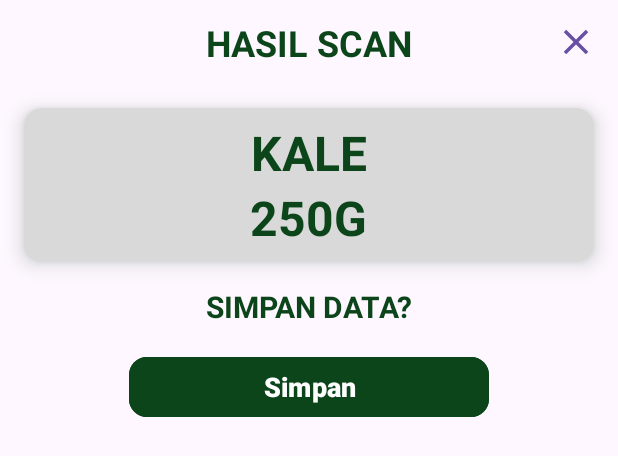
After one commit to LokaFresh-Inventory/InventoryApp, an Android app: the layout take_photo_alert.xml on its own in the app's theme, with its tools: preview values and no code run, on a phone screen of 412 x 824 dp. The commit adds this screen. Shown: the top 456 px of the screen. Run offline under Robolectric (Android 15) with nearby library versions, the phone set to English and light mode, and no system bars.

Commit message:
feat(camera): add Alert Dialog to confirm photo scanning result

```diff
--- a/app/src/main/java/com/lokatani/lokafreshinventory/ui/scan/ScanActivity.kt
+++ b/app/src/main/java/com/lokatani/lokafreshinventory/ui/scan/ScanActivity.kt
@@ -5,6 +5,7 @@ import android.content.pm.PackageManager
 import android.os.Build
 import android.os.Bundle
 import android.util.Log
+import android.view.View
 import android.view.WindowInsets
 import android.view.WindowManager
 import android.widget.Toast
@@ -17,6 +18,9 @@ import androidx.camera.core.resolutionselector.ResolutionSelector
 import androidx.camera.lifecycle.ProcessCameraProvider
 import androidx.core.app.ActivityCompat
 import androidx.core.content.ContextCompat
+import com.google.android.material.button.MaterialButton
+import com.google.android.material.dialog.MaterialAlertDialogBuilder
+import com.lokatani.lokafreshinventory.R
 import com.lokatani.lokafreshinventory.databinding.ActivityScanBinding
 import com.lokatani.lokafreshinventory.helper.ImageClassifierHelper
 import org.tensorflow.lite.task.vision.classifier.Classifications
@@ -37,6 +41,25 @@ class ScanActivity : AppCompatActivity() {
             != PackageManager.PERMISSION_GRANTED
         ) {
             ActivityCompat.requestPermissions(this, arrayOf(Manifest.permission.CAMERA), 100)
+        }
+
+        binding.btnPhoto.setOnClickListener {
+            val view = View.inflate(this, R.layout.take_photo_alert, null)
+            val resultDialog = MaterialAlertDialogBuilder(this)
+                .setView(view)
+                .setCancelable(false)
+
+            val dialog = resultDialog.show()
+
+            val closeButton = view.findViewById<MaterialButton>(R.id.btn_close)
+            closeButton.setOnClickListener {
+                dialog.dismiss()
+            }
+
+            val buttonSave = view.findViewById<MaterialButton>(R.id.btn_save)
+            buttonSave.setOnClickListener {
+                TODO()
+            }
         }
     }
 
--- /dev/null
+++ b/app/src/main/res/drawable/baseline_close_24.xml
@@ -0,0 +1,12 @@
+<vector xmlns:android="http://schemas.android.com/apk/res/android"
+    android:width="24dp"
+    android:height="24dp"
+    android:tint="#000000"
+    android:viewportWidth="24"
+    android:viewportHeight="24">
+
+    <path
+        android:fillColor="@android:color/white"
+        android:pathData="M19,6.41L17.59,5 12,10.59 6.41,5 5,6.41 10.59,12 5,17.59 6.41,19 12,13.41 17.59,19 19,17.59 13.41,12z" />
+
+</vector>
--- a/app/src/main/res/layout/activity_scan.xml
+++ b/app/src/main/res/layout/activity_scan.xml
@@ -81,14 +81,16 @@
             app:layout_constraintEnd_toEndOf="parent"
             app:layout_constraintTop_toTopOf="@+id/view_finder" />
 
-        <com.google.android.material.floatingactionbutton.FloatingActionButton
+        <com.google.android.material.button.MaterialButton
+            android:id="@+id/btn_photo"
+            style="@style/Widget.Material3.Button.IconButton.Filled"
             android:layout_width="wrap_content"
             android:layout_height="wrap_content"
-            android:layout_marginBottom="20dp"
+            android:layout_marginBottom="40dp"
             android:backgroundTint="@color/hijau1"
             android:contentDescription="@string/button_to_photo"
-            android:src="@drawable/baseline_camera_24"
-            android:tint="@color/white"
+            app:icon="@drawable/baseline_camera_24"
+            app:iconSize="40dp"
             app:layout_constraintBottom_toBottomOf="parent"
             app:layout_constraintEnd_toEndOf="parent"
             app:layout_constraintStart_toStartOf="parent"
--- /dev/null
+++ b/app/src/main/res/layout/take_photo_alert.xml
@@ -0,0 +1,101 @@
+<?xml version="1.0" encoding="utf-8"?>
+<androidx.constraintlayout.widget.ConstraintLayout xmlns:android="http://schemas.android.com/apk/res/android"
+    xmlns:app="http://schemas.android.com/apk/res-auto"
+    android:layout_width="match_parent"
+    android:layout_height="wrap_content"
+    android:gravity="center"
+    android:orientation="vertical">
+
+    <com.google.android.material.button.MaterialButton
+        android:id="@+id/btn_close"
+        style="@style/Widget.Material3.Button.IconButton"
+        android:layout_width="wrap_content"
+        android:layout_height="wrap_content"
+        android:contentDescription="@string/button_to_close"
+        app:icon="@drawable/baseline_close_24"
+        app:iconSize="28dp"
+        app:layout_constraintEnd_toEndOf="parent"
+        app:layout_constraintTop_toTopOf="parent"
+        app:shapeAppearanceOverlay="@style/ShapeAppearance.Material3.Corner.Large" />
+
+    <TextView
+        android:id="@+id/tv_title"
+        android:layout_width="wrap_content"
+        android:layout_height="wrap_content"
+        android:text="HASIL SCAN"
+        android:textColor="@color/dark_green"
+        android:textSize="24sp"
+        android:textStyle="bold"
+        app:layout_constraintBottom_toBottomOf="@+id/btn_close"
+        app:layout_constraintEnd_toEndOf="parent"
+        app:layout_constraintStart_toStartOf="parent"
+        app:layout_constraintTop_toTopOf="@+id/btn_close" />
+
+    <androidx.cardview.widget.CardView
+        android:id="@+id/card_result"
+        android:layout_width="match_parent"
+        android:layout_height="wrap_content"
+        android:layout_margin="16dp"
+        android:backgroundTint="#D9D9D9"
+        android:outlineSpotShadowColor="@color/dark_green"
+        app:cardCornerRadius="12dp"
+        app:cardElevation="8dp"
+        app:layout_constraintTop_toBottomOf="@+id/btn_close">
+
+        <LinearLayout
+            android:layout_width="match_parent"
+            android:layout_height="wrap_content"
+            android:gravity="center"
+            android:orientation="vertical"
+            android:padding="8dp">
+
+            <TextView
+                android:layout_width="wrap_content"
+                android:layout_height="wrap_content"
+                android:text="@string/nama_placeholder"
+                android:textColor="@color/dark_green"
+                android:textSize="32sp"
+                android:textStyle="bold" />
+
+            <TextView
+                android:layout_width="wrap_content"
+                android:layout_height="wrap_content"
+                android:text="@string/berat_placeholder"
+                android:textColor="@color/dark_green"
+                android:textSize="32sp"
+                android:textStyle="bold" />
+
+        </LinearLayout>
+
+    </androidx.cardview.widget.CardView>
+
+    <TextView
+        android:id="@+id/tv_hint"
+        android:layout_width="wrap_content"
+        android:layout_height="wrap_content"
+        android:layout_margin="16dp"
+        android:text="SIMPAN DATA?"
+        android:textColor="@color/dark_green"
+        android:textSize="20sp"
+        android:textStyle="bold"
+        app:layout_constraintBottom_toTopOf="@+id/btn_save"
+        app:layout_constraintEnd_toEndOf="parent"
+        app:layout_constraintStart_toStartOf="parent"
+        app:layout_constraintTop_toBottomOf="@+id/card_result" />
+
+    <com.google.android.material.button.MaterialButton
+        android:id="@+id/btn_save"
+        android:layout_width="240dp"
+        android:layout_height="wrap_content"
+        android:layout_marginBottom="8dp"
+        android:backgroundTint="@color/dark_green"
+        android:text="Simpan"
+        android:textSize="18sp"
+        android:textStyle="bold"
+        app:layout_constraintBottom_toBottomOf="parent"
+        app:layout_constraintEnd_toEndOf="parent"
+        app:layout_constraintStart_toStartOf="parent"
+        app:layout_constraintTop_toBottomOf="@+id/tv_hint"
+        app:shapeAppearanceOverlay="@style/ShapeAppearance.Material3.Corner.Medium" />
+
+</androidx.constraintlayout.widget.ConstraintLayout>
--- a/app/src/main/res/values/strings.xml
+++ b/app/src/main/res/values/strings.xml
@@ -32,4 +32,5 @@
     <string name="camera_hint">Tekan Kamera jika prediksi sudah sesuai</string>
     <string name="interference_time">Interference Time</string>
     <string name="scan">Scan</string>
+    <string name="button_to_close">Button to Close</string>
 </resources>
```
